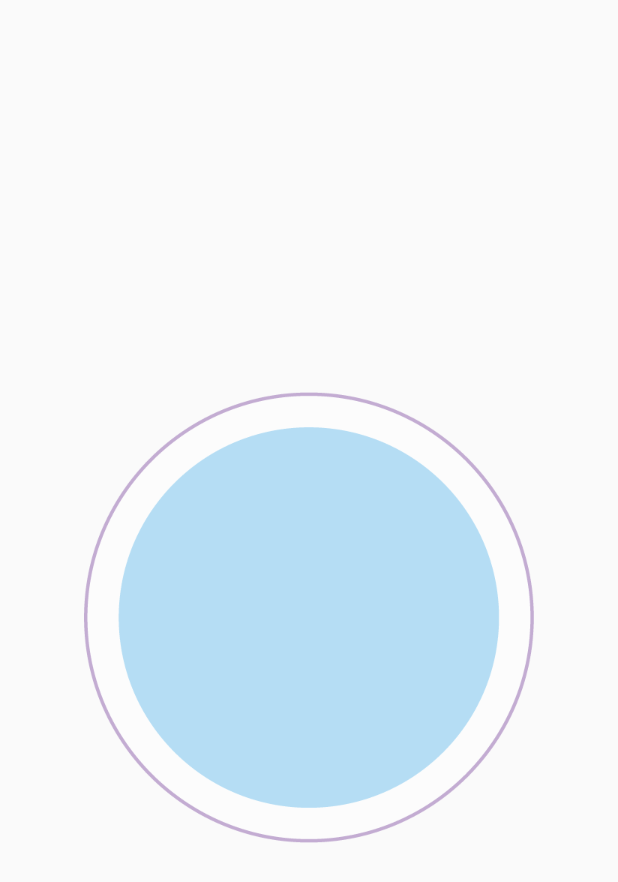
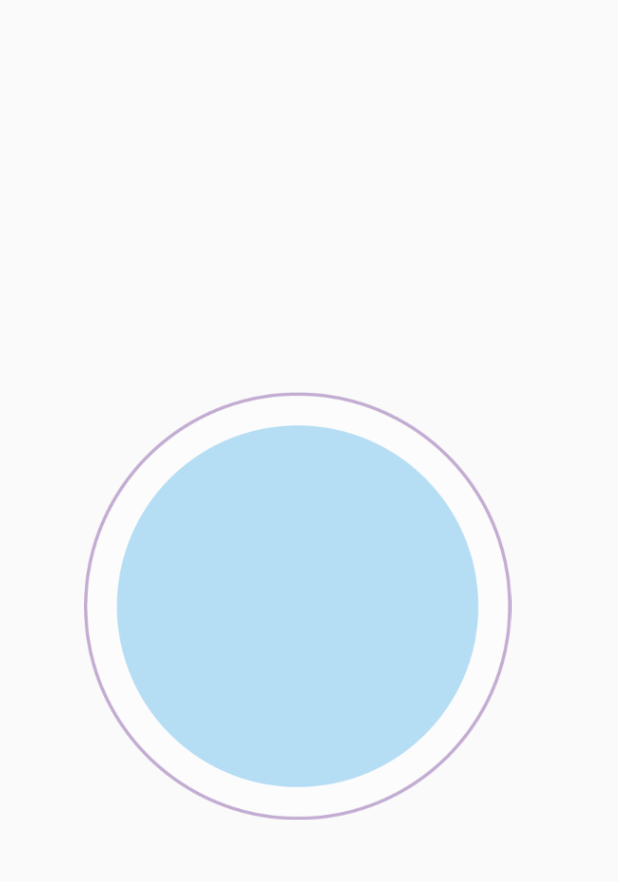
Before and after one commit to pcmakine/Napper, an Android app: the AlarmReceiverActivity screen opened directly, with no data from a screen before it, on a phone screen of 412 x 824 dp. Shown: the top 882 px of the screen. Run offline under Robolectric (Android 15) with nearby library versions, the phone set to English and light mode, and no system bars.

Commit message:
bug fixes etc

```diff
--- a/app/src/main/java/com/nwodhcout/napper/app/activities/AlarmReceiverActivity.java
+++ b/app/src/main/java/com/nwodhcout/napper/app/activities/AlarmReceiverActivity.java
@@ -12,6 +12,8 @@ import android.view.MotionEvent;
 import android.view.View;
 import android.view.Window;
 import android.view.WindowManager;
+import android.view.animation.Animation;
+import android.view.animation.AnimationUtils;
 import android.widget.Button;
 
 import com.nwodhcout.napper.app.AlarmManager;
@@ -49,6 +51,13 @@ public class AlarmReceiverActivity extends Activity {
         });
         playSound(this, getAlarmUri());
         setAlarmExpiration();
+        setAnimation();
+    }
+
+    private void setAnimation(){
+        final Animation animationScale = AnimationUtils.loadAnimation(this, R.anim.scale);
+        Button stopBtn = (Button) findViewById(R.id.stop);
+        stopBtn.startAnimation(animationScale);
     }
 
     private void setAlarmExpiration(){
@@ -136,6 +145,4 @@ public class AlarmReceiverActivity extends Activity {
         }
         WakeLocker.release();
     }
-
-
 }
--- /dev/null
+++ b/app/src/main/res/anim/scale.xml
@@ -0,0 +1,14 @@
+<?xml version="1.0" encoding="utf-8"?>
+<set xmlns:android="http://schemas.android.com/apk/res/android"
+    android:interpolator="@android:anim/linear_interpolator">
+    <scale
+        android:fromXScale="0.95"
+        android:toXScale="1.0"
+        android:fromYScale="0.95"
+        android:toYScale="1.0"
+        android:pivotX="50%"
+        android:pivotY="50%"
+        android:duration="1000"
+        android:repeatMode="reverse"
+        android:repeatCount="infinite" />
+</set>
--- a/app/src/main/res/values/strings.xml
+++ b/app/src/main/res/values/strings.xml
@@ -13,7 +13,7 @@
     <string name="stop">Stop alarm</string>
     <string name= "cancel_alarm">Cancel Alarm</string>
     <string name="alarm_set_feedback">Nap set for: </string>
-    <string name="alarm_notification">An alarm has been set. Click to view details. </string>
+    <string name="alarm_notification">An alarm has been set. Tap to view details.</string>
     <string name= "alarm_cancelled">alarm cancelled</string>
     <string name="alarm_stop">Alarm</string>
     <string name="alarm_tap">Tap to stop</string>
```
Also changed, not shown: app/src/main/java/com/nwodhcout/napper/app/activities/MainActivity.java (+11 -24 lines), app/src/main/java/com/nwodhcout/napper/app/activities/NapFeedbackActivity.java (+2 -31 lines).
